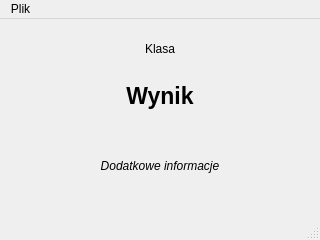
Before: the Qt Designer form ui/classificationresultwindow.ui in antoninastefanowska/PyQtDataAnalyzer, drawn with Qt 5.
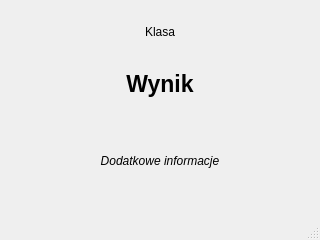
After: the same form once the commit is applied.

Diff of the .ui file:
```diff
--- a/ui/classificationresultwindow.ui
+++ b/ui/classificationresultwindow.ui
@@ -78,28 +78,6 @@
    </layout>
   </widget>
   <widget class="QStatusBar" name="statusBar"/>
-  <widget class="QMenuBar" name="menuBar">
-   <property name="geometry">
-    <rect>
-     <x>0</x>
-     <y>0</y>
-     <width>320</width>
-     <height>21</height>
-    </rect>
-   </property>
-   <widget class="QMenu" name="menuPlik">
-    <property name="title">
-     <string>Plik</string>
-    </property>
-    <addaction name="actionExportClassifierData"/>
-   </widget>
-   <addaction name="menuPlik"/>
-  </widget>
-  <action name="actionExportClassifierData">
-   <property name="text">
-    <string>Eksportuj dane klasyfikatora...</string>
-   </property>
-  </action>
  </widget>
  <resources/>
  <connections>
```
Left out of the diff: 19 changed lines with no effect on the pictures.
